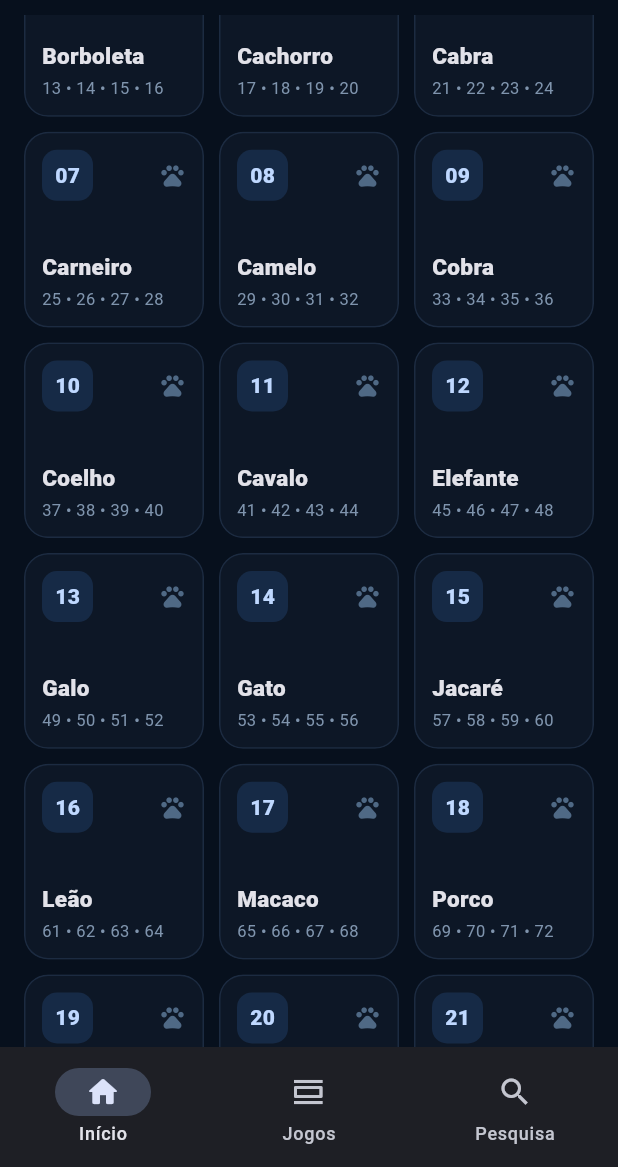
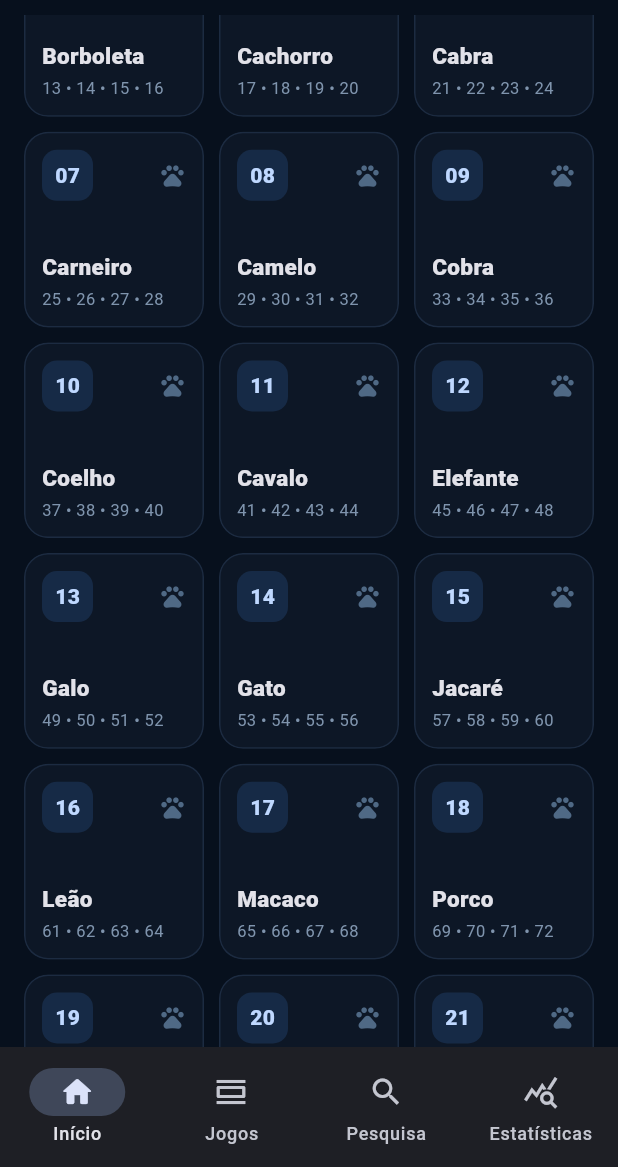
Before and after one commit to clienteg1603/GP-H-Consulta-Historica, a Flutter app: the screen it shows after launch, scrolled down 576 dp, on a phone screen of 412 x 824 dp, the part 69-1236 px from its top. Run offline on Flutter 3.47's test engine with Material 3 defaults, Android fonts, the phone set to English and light mode, and no system bars; our stand-ins replace sqflite; accounts and stored records are empty; network calls fail.

Commit message:
Android Alpha 6: adiciona aba Estatísticas

```diff
--- a/android_app/lib/main.dart
+++ b/android_app/lib/main.dart
@@ -4,6 +4,7 @@ import 'app_services.dart';
 import 'screens/games_screen.dart';
 import 'screens/home_screen.dart';
 import 'screens/search_screen.dart';
+import 'screens/stats_screen.dart';
 import 'services/app_update_service.dart';
 
 void main() {
@@ -71,12 +72,14 @@ class _GphShellState extends State<GphShell> {
     HomeScreen(),
     GamesScreen(),
     SearchScreen(),
+    StatsScreen(),
   ];
 
   static const _titles = <String>[
     'GP-H Consulta Histórica',
     'Jogos do dia',
     'Pesquisa',
+    'Estatísticas',
   ];
 
   @override
@@ -235,6 +238,11 @@ class _GphShellState extends State<GphShell> {
             selectedIcon: Icon(Icons.search_rounded),
             label: 'Pesquisa',
           ),
+          NavigationDestination(
+            icon: Icon(Icons.query_stats_outlined),
+            selectedIcon: Icon(Icons.query_stats_rounded),
+            label: 'Estatísticas',
+          ),
         ],
       ),
     );
```
